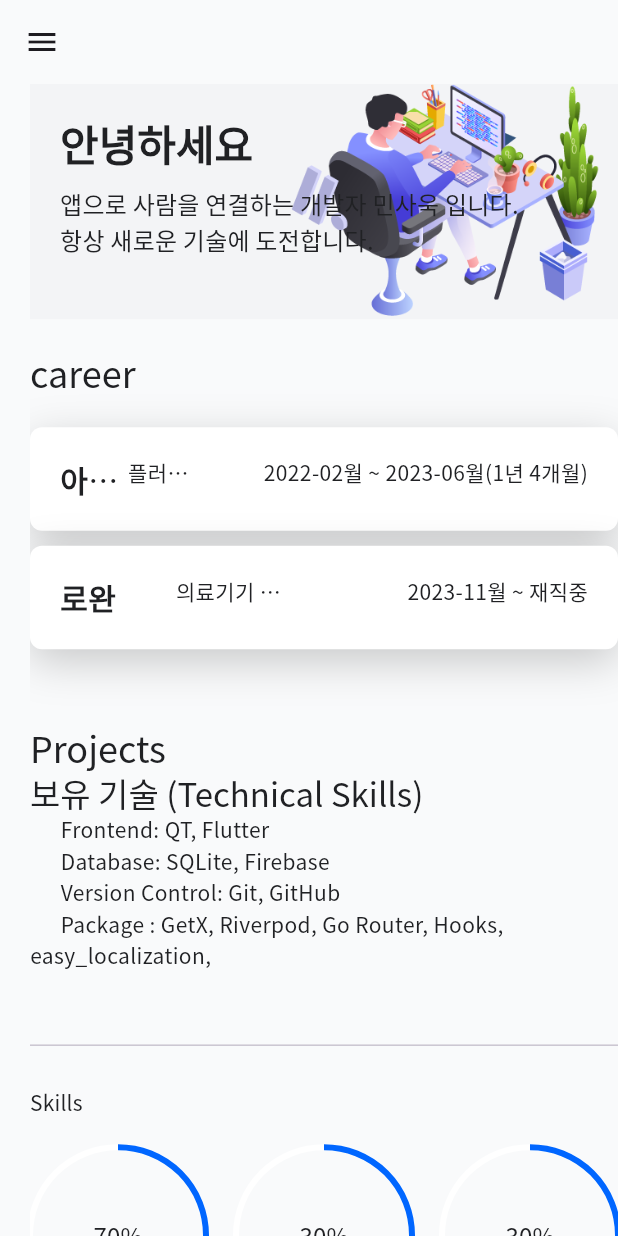
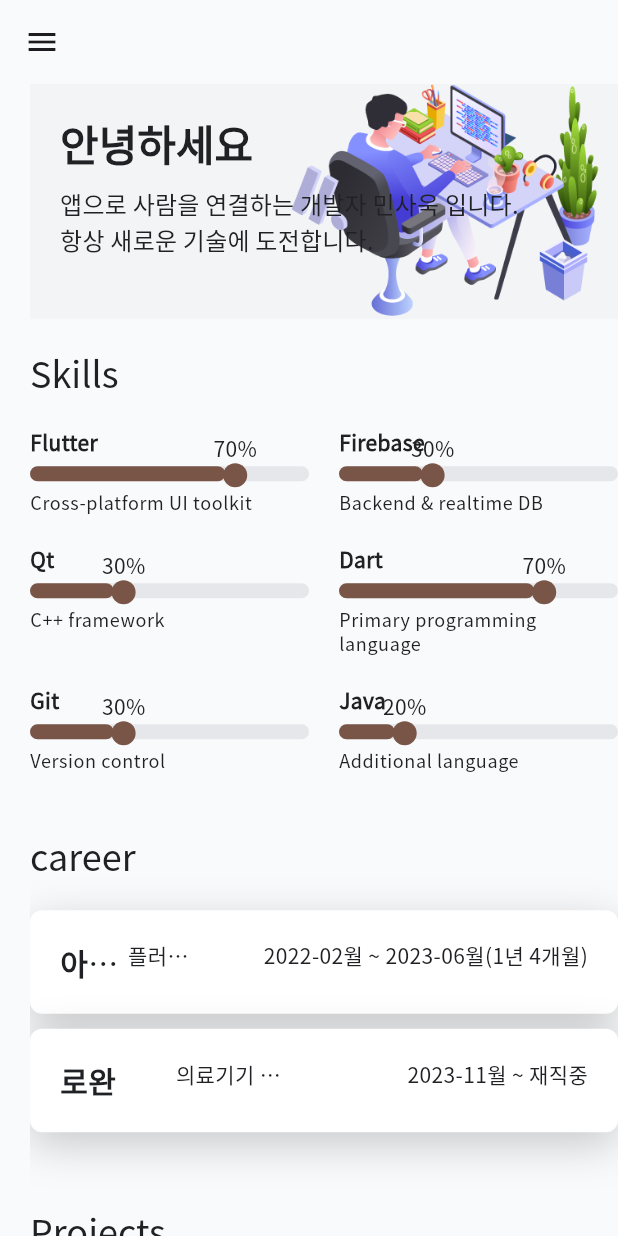
Before and after one commit to minsawook/web_portfolio, a Flutter app: the screen it shows after launch, on a phone screen of 412 x 824 dp. Run offline on Flutter 3.47's test engine with Material 3 defaults, Android fonts, the phone set to English and light mode, and no system bars; drawn by our look-alikes of animated_text_kit; our stand-ins replace flutter_svg, google_fonts; network calls fail.

Commit message:
feat: separate skills section with new design

```diff
--- /dev/null
+++ b/lib/models/skill.dart
@@ -0,0 +1,16 @@
+class Skill {
+  final String name;
+  final double level; // 0..1
+  final String description;
+
+  Skill({required this.name, required this.level, required this.description});
+}
+
+final List<Skill> demoSkills = [
+  Skill(name: 'Flutter', level: 0.7, description: 'Cross-platform UI toolkit'),
+  Skill(name: 'Firebase', level: 0.3, description: 'Backend & realtime DB'),
+  Skill(name: 'Qt', level: 0.3, description: 'C++ framework'),
+  Skill(name: 'Dart', level: 0.7, description: 'Primary programming language'),
+  Skill(name: 'Git', level: 0.3, description: 'Version control'),
+  Skill(name: 'Java', level: 0.2, description: 'Additional language'),
+];
--- a/lib/screens/home/components/projects.dart
+++ b/lib/screens/home/components/projects.dart
@@ -1,19 +1,42 @@
 import 'package:flutter/material.dart';
-import 'package:flutter_profile/models/Recommendation.dart';
 import 'package:flutter_profile/screens/home/components/project_card.dart';
-import 'package:flutter_profile/screens/home/components/recommendation_card.dart';
 
 import '../../../constants.dart';
 import '../../../models/Project.dart';
 import 'ProjectsCart.dart';
-import '../../main/components/skills.dart';
-import '../../main/components/coding.dart';
-import '../../../components/animated_section.dart';
 
-class Projects extends StatelessWidget {
-  const Projects({
-    Key? key,
-  }) : super(key: key);
+class Projects extends StatefulWidget {
+  final ScrollController scrollController;
+  const Projects({Key? key, required this.scrollController}) : super(key: key);
+
+  @override
+  State<Projects> createState() => _ProjectsState();
+}
+
+class _ProjectsState extends State<Projects> {
+  late List<bool> _visible;
+
+  @override
+  void initState() {
+    super.initState();
+    _visible = List<bool>.filled(projects.length, false);
+    widget.scrollController.addListener(_onScroll);
+  }
+
+  void _onScroll() {
+    final index = (widget.scrollController.offset / 300).floor();
+    for (int i = 0; i <= index && i < _visible.length; i++) {
+      if (!_visible[i]) {
+        setState(() => _visible[i] = true);
+      }
+    }
+  }
+
+  @override
+  void dispose() {
+    widget.scrollController.removeListener(_onScroll);
+    super.dispose();
+  }
 
   @override
   Widget build(BuildContext context) {
@@ -26,35 +49,27 @@ class Projects extends StatelessWidget {
             'Projects',
             style: Theme.of(context).textTheme.headlineSmall,
           ),
-          Text(
-            '보유 기술 (Technical Skills)',
-            style: Theme.of(context).textTheme.titleLarge,
-          ),
-          Text(
-            '''
-      Frontend: QT, Flutter
-      Database: SQLite, Firebase
-      Version Control: Git, GitHub
-      Package : GetX, Riverpod, Go Router, Hooks, easy_localization,
-      ''',
-            style: TextStyle(height: 1.5),
-          ),
-          const SizedBox(height: defaultPadding),
-          Skills(),
-          SizedBox(height: defaultPadding),
-          Coding(),
           const SizedBox(height: defaultPadding),
           ListView.builder(
             shrinkWrap: true,
-            physics: NeverScrollableScrollPhysics(),
+            physics: const NeverScrollableScrollPhysics(),
+            itemCount: projects.length,
             itemBuilder: (context, index) {
-              return AnimatedSection(
+              return TweenAnimationBuilder<double>(
+                tween: Tween(begin: 0, end: _visible[index] ? 1 : 0),
+                duration: defaultDuration,
+                builder: (context, value, child) => Opacity(
+                  opacity: value,
+                  child: Transform.translate(
+                    offset: Offset(0, 30 * (1 - value)),
+                    child: child,
+                  ),
+                ),
                 child: ProjectsCard(
                   recommendation: projects[index],
                 ),
               );
             },
-            itemCount: projects.length,
           ),
         ],
       ),
--- /dev/null
+++ b/lib/screens/home/components/skill_section.dart
@@ -0,0 +1,110 @@
+import 'dart:math';
+
+import 'package:flutter/material.dart';
+import '../../../constants.dart';
+import '../../../models/skill.dart';
+
+class SkillSection extends StatelessWidget {
+  final List<Skill> skills;
+  const SkillSection({Key? key, required this.skills}) : super(key: key);
+
+  Color _randomColor() {
+    final r = Random();
+    return Colors.primaries[r.nextInt(Colors.primaries.length)];
+  }
+
+  @override
+  Widget build(BuildContext context) {
+    return Padding(
+      padding: const EdgeInsets.symmetric(vertical: defaultPadding),
+      child: Column(
+        crossAxisAlignment: CrossAxisAlignment.start,
+        children: [
+          Text('Skills', style: Theme.of(context).textTheme.headlineSmall),
+          const SizedBox(height: defaultPadding),
+          LayoutBuilder(
+            builder: (context, constraints) {
+              final itemWidth = (constraints.maxWidth - defaultPadding) / 2;
+              return Wrap(
+                spacing: defaultPadding,
+                runSpacing: defaultPadding,
+                children: skills.map((s) {
+                  return SizedBox(
+                    width: itemWidth,
+                    child: _SkillBar(skill: s, color: _randomColor()),
+                  );
+                }).toList(),
+              );
+            },
+          ),
+        ],
+      ),
+    );
+  }
+}
+
+class _SkillBar extends StatelessWidget {
+  final Skill skill;
+  final Color color;
+  const _SkillBar({required this.skill, required this.color});
+
+  @override
+  Widget build(BuildContext context) {
+    return Column(
+      crossAxisAlignment: CrossAxisAlignment.start,
+      children: [
+        Text(skill.name, style: TextStyle(fontWeight: FontWeight.bold)),
+        const SizedBox(height: 6),
+        LayoutBuilder(
+          builder: (context, constraints) {
+            final barWidth = constraints.maxWidth;
+            final progressWidth = barWidth * skill.level;
+            return Stack(
+              clipBehavior: Clip.none,
+              children: [
+                Container(
+                  width: barWidth,
+                  height: 10,
+                  decoration: BoxDecoration(
+                    color: darkColor,
+                    borderRadius: BorderRadius.circular(5),
+                  ),
+                ),
+                Container(
+                  width: progressWidth,
+                  height: 10,
+                  decoration: BoxDecoration(
+                    color: color,
+                    borderRadius: BorderRadius.circular(5),
+                  ),
+                ),
+                Positioned(
+                  left: progressWidth - 8,
+                  top: -22,
+                  child: Column(
+                    children: [
+                      Text('${(skill.level * 100).round()}%'),
+                      Container(
+                        width: 16,
+                        height: 16,
+                        decoration: BoxDecoration(
+                          color: color,
+                          shape: BoxShape.circle,
+                        ),
+                      ),
+                    ],
+                  ),
+                ),
+              ],
+            );
+          },
+        ),
+        const SizedBox(height: 6),
+        Text(
+          skill.description,
+          style: Theme.of(context).textTheme.bodySmall,
+        ),
+      ],
+    );
+  }
+}
--- a/lib/screens/home/home_screen.dart
+++ b/lib/screens/home/home_screen.dart
@@ -2,6 +2,8 @@ import 'package:flutter/material.dart';
 import 'package:flutter_profile/screens/home/components/my_blog.dart';
 import 'package:flutter_profile/screens/home/components/projects.dart';
 import 'package:flutter_profile/screens/main/main_screen.dart';
+import 'components/skill_section.dart';
+import '../../models/skill.dart';
 import '../../components/animated_section.dart';
 import 'components/home_banner.dart';
 import 'components/my_projects.dart';
@@ -25,6 +27,8 @@ class _HomeScreenState extends State<HomeScreen> {
 
   void _onMenu(String id) {
     final contextMap = {
+      'aboutMe': _aboutMe,
+      'skill': _skillKey,
       'career': _careerKey,
       'projects': _projectKey,
       'toys': _toyKey,
@@ -44,9 +48,9 @@ class _HomeScreenState extends State<HomeScreen> {
       children: [
         HomeBanner(),
         AnimatedSection(sectionKey: _aboutMe, child: Container()),
-        AnimatedSection(sectionKey: _skillKey, child: Container()),
+        AnimatedSection(sectionKey: _skillKey, child: SkillSection(skills: demoSkills)),
         AnimatedSection(sectionKey: _careerKey, child: Recommendations()),
-        AnimatedSection(sectionKey: _projectKey, child: Projects()),
+        AnimatedSection(sectionKey: _projectKey, child: Projects(scrollController: _scrollController)),
         AnimatedSection(sectionKey: _toyKey, child: MyProjects()),
         AnimatedSection(sectionKey: _postKey, child: MyPost()),
       ],
```
